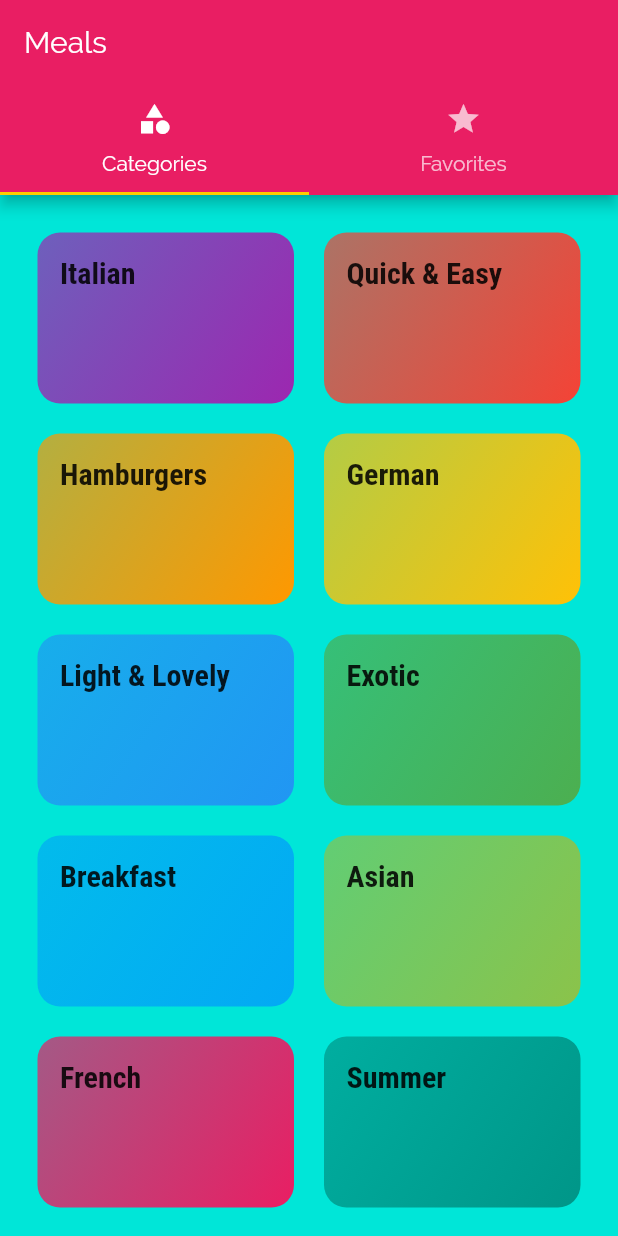
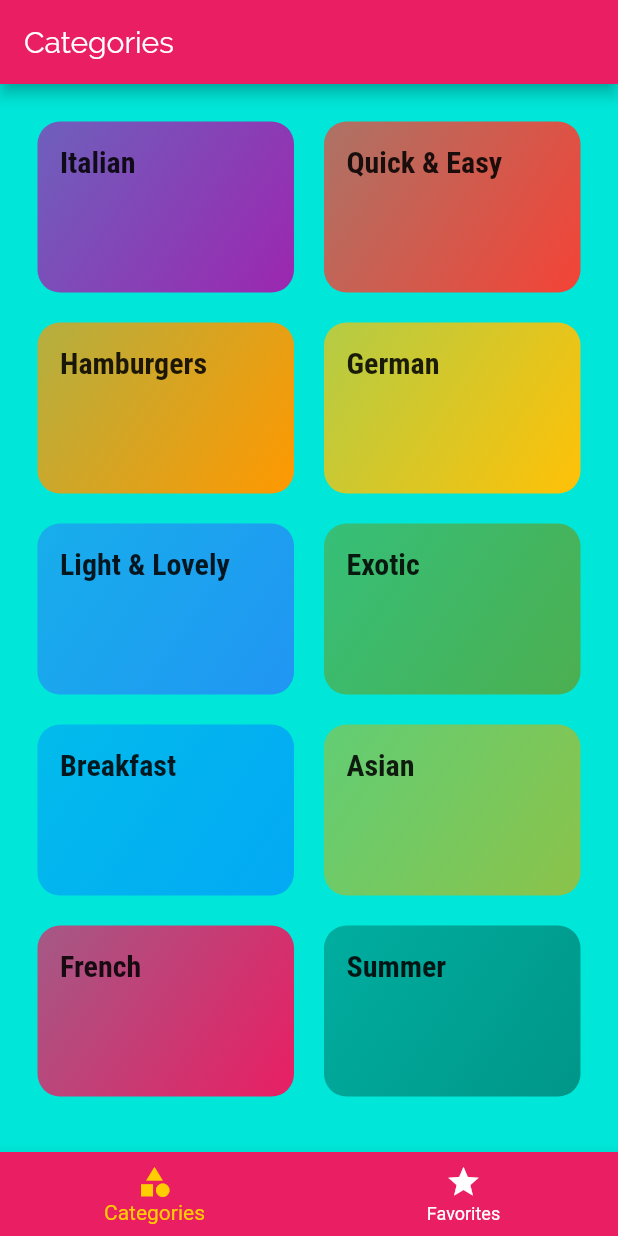
Before and after one commit to Kalam031/Meal-App, a Flutter app: the screen it shows after launch, on a phone screen of 412 x 824 dp. Run offline on Flutter 3.47's test engine with Material 2 defaults, Android fonts, the phone set to English and light mode, and no system bars.

```diff
--- a/lib/screens/tabs_screen.dart
+++ b/lib/screens/tabs_screen.dart
@@ -1,5 +1,5 @@
 import 'package:flutter/material.dart';
-import 'package:flutter_complete_guide/screens/favorites_screen.dart';
+import './favorites_screen.dart';
 import './catagories_screen.dart';
 
 class TabsScreen extends StatefulWidget {
@@ -8,38 +8,50 @@ class TabsScreen extends StatefulWidget {
 }
 
 class _TabsScreenState extends State<TabsScreen> {
+  final List<Map<String, Object>> _pages = [
+    {
+      'page': CatergoriesScreen(),
+      'title': 'Categories',
+    },
+    {
+      'page': FavoritesScreen(),
+      'title': 'Your Favorites',
+    },
+  ];
+
+  int _selectPageIndex = 0;
+
+  void _selectPage(int index) {
+    setState(() {
+      _selectPageIndex = index;
+    });
+  }
+
   @override
   Widget build(BuildContext context) {
-    return DefaultTabController(
-      length: 2,
-      child: Scaffold(
-        appBar: AppBar(
-          title: Text(
-            'Meals',
+    return Scaffold(
+      appBar: AppBar(
+        title: Text(
+          _pages[_selectPageIndex]['title'],
+        ),
+      ),
+      body: _pages[_selectPageIndex]['page'],
+      bottomNavigationBar: BottomNavigationBar(
+        onTap: _selectPage,
+        backgroundColor: Theme.of(context).primaryColor,
+        unselectedItemColor: Colors.white,
+        selectedItemColor: Theme.of(context).accentColor,
+        currentIndex: _selectPageIndex,
+        items: [
+          BottomNavigationBarItem(
+            icon: Icon(Icons.category),
+            label: 'Categories',
           ),
-          bottom: TabBar(
-            tabs: [
-              Tab(
-                icon: Icon(
-                  Icons.category,
-                ),
-                text: 'Categories',
-              ),
-              Tab(
-                icon: Icon(
-                  Icons.star,
-                ),
-                text: 'Favorites',
-              ),
-            ],
+          BottomNavigationBarItem(
+            icon: Icon(Icons.star),
+            label: 'Favorites',
           ),
-        ),
-        body: TabBarView(
-          children: [
-            CatergoriesScreen(),
-            FavoritesScreen(),
-          ],
-        ),
+        ],
       ),
     );
   }
```
